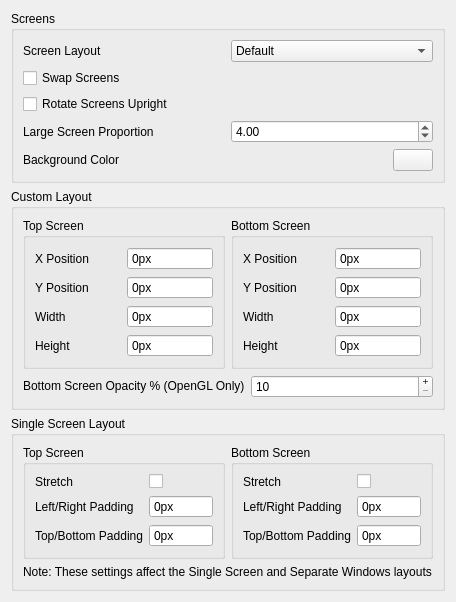
This is src/citra_qt/configuration/configure_layout.ui in rtiangha/bravely-offline-citra as Qt 5 draws it before an edit. The edited form follows.
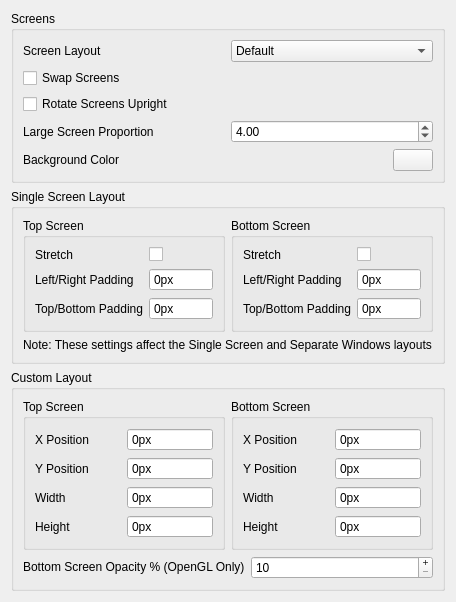
This is the edited form.

Commit message: configure_layout.ui: Reorganize sections

Diff of the .ui file:
```diff
--- a/src/citra_qt/configuration/configure_layout.ui
+++ b/src/citra_qt/configuration/configure_layout.ui
@@ -183,6 +183,168 @@
      </layout>
     </widget>
    </item>
+   <item>
+    <widget class="QGroupBox" name="single_screen_layout_config_group">
+     <property name="minimumSize">
+      <size>
+       <width>0</width>
+       <height>0</height>
+      </size>
+     </property>
+     <property name="title">
+      <string>Single Screen Layout</string>
+     </property>
+     <layout class="QVBoxLayout" name="verticalLayout_5">
+      <item>
+       <layout class="QHBoxLayout" name="horizontalLayout_4">
+        <item>
+         <widget class="QGroupBox" name="gb_top_screen_2">
+          <property name="title">
+           <string>Top Screen</string>
+          </property>
+          <layout class="QGridLayout" name="gridLayout_2">
+           <item row="0" column="0">
+            <widget class="QLabel" name="lb_top_stretch">
+             <property name="text">
+              <string>Stretch</string>
+             </property>
+            </widget>
+           </item>
+           <item row="1" column="1">
+            <widget class="QSpinBox" name="screen_top_leftright_padding">
+             <property name="buttonSymbols">
+              <enum>QAbstractSpinBox::NoButtons</enum>
+             </property>
+             <property name="suffix">
+              <string>px</string>
+             </property>
+             <property name="maximum">
+              <number>2147483647</number>
+             </property>
+            </widget>
+           </item>
+           <item row="1" column="0">
+            <widget class="QLabel" name="lb_top_leftright_padding">
+             <property name="text">
+              <string>Left/Right Padding</string>
+             </property>
+            </widget>
+           </item>
+           <item row="2" column="0">
+            <widget class="QLabel" name="lb_top_topbottom_padding">
+             <property name="text">
+              <string>Top/Bottom Padding</string>
+             </property>
+            </widget>
+           </item>
+           <item row="2" column="1">
+            <widget class="QSpinBox" name="screen_top_topbottom_padding">
+             <property name="buttonSymbols">
+              <enum>QAbstractSpinBox::NoButtons</enum>
+             </property>
+             <property name="suffix">
+              <string>px</string>
+             </property>
+             <property name="maximum">
+              <number>2147483647</number>
+             </property>
+            </widget>
+           </item>
+           <item row="0" column="1">
+            <widget class="QCheckBox" name="screen_top_stretch">
+             <property name="text">
+              <string notr="true"/>
+             </property>
+            </widget>
+           </item>
+          </layout>
+         </widget>
+        </item>
+        <item>
+         <widget class="QGroupBox" name="gb_bottom_screen">
+          <property name="minimumSize">
+           <size>
+            <width>0</width>
+            <height>0</height>
+           </size>
+          </property>
+          <property name="title">
+           <string>Bottom Screen</string>
+          </property>
+          <layout class="QGridLayout" name="gridLayout">
+           <item row="1" column="0">
+            <widget class="QLabel" name="lb_bottom_leftright_padding">
+             <property name="text">
+              <string>Left/Right Padding</string>
+             </property>
+            </widget>
+           </item>
+           <item row="2" column="0">
+            <widget class="QLabel" name="lb_bottom_topbottom_padding">
+             <property name="text">
+              <string>Top/Bottom Padding</string>
+             </property>
+            </widget>
+           </item>
+           <item row="1" column="1">
+            <widget class="QSpinBox" name="screen_bottom_leftright_padding">
+             <property name="buttonSymbols">
+              <enum>QAbstractSpinBox::NoButtons</enum>
+             </property>
+             <property name="suffix">
+              <string>px</string>
+             </property>
+             <property name="maximum">
+              <number>2147483647</number>
+             </property>
+            </widget>
+           </item>
+           <item row="2" column="1">
+            <widget class="QSpinBox" name="screen_bottom_topbottom_padding">
+             <property name="buttonSymbols">
+              <enum>QAbstractSpinBox::NoButtons</enum>
+             </property>
+             <property name="suffix">
+              <string>px</string>
+             </property>
+             <property name="maximum">
+              <number>2147483647</number>
+             </property>
+            </widget>
+           </item>
+           <item row="0" column="0">
+            <widget class="QLabel" name="lb_bottom_stretch">
+             <property name="text">
+              <string>Stretch</string>
+             </property>
+            </widget>
+           </item>
+           <item row="0" column="1">
+            <widget class="QCheckBox" name="screen_bottom_stretch">
+             <property name="text">
+              <string notr="true"/>
+             </property>
+            </widget>
+           </item>
+          </layout>
+         </widget>
+        </item>
+       </layout>
+      </item>
+      <item>
+       <layout class="QHBoxLayout" name="horizontalLayout_2">
+        <item>
+         <widget class="QLabel" name="label">
+          <property name="text">
+           <string>Note: These settings affect the Single Screen and Separate Windows layouts</string>
+          </property>
+         </widget>
+        </item>
+       </layout>
+      </item>
+     </layout>
+    </widget>
+   </item>
    <item>
     <widget class="QGroupBox" name="custom_layout_group">
      <property name="minimumSize">
@@ -410,169 +572,6 @@
      </layout>
     </widget>
    </item>
-   <item>
-    <widget class="QGroupBox" name="single_screen_layout_config_group">
-     <property name="minimumSize">
-      <size>
-       <width>0</width>
-       <height>0</height>
-      </size>
-     </property>
-     <property name="title">
-      <string>Single Screen Layout</string>
-     </property>
-     <layout class="QVBoxLayout" name="verticalLayout_5">
-      <item>
-       <layout class="QHBoxLayout" name="horizontalLayout_4">
-        <item>
-         <widget class="QGroupBox" name="gb_top_screen_2">
-          <property name="title">
-           <string>Top Screen</string>
-          </property>
-          <layout class="QGridLayout" name="gridLayout_2">
-           <item row="0" column="0">
-            <widget class="QLabel" name="lb_top_stretch">
-             <property name="text">
-              <string>Stretch</string>
-             </property>
-            </widget>
-           </item>
-           <item row="1" column="1">
-            <widget class="QSpinBox" name="screen_top_leftright_padding">
-             <property name="buttonSymbols">
-              <enum>QAbstractSpinBox::NoButtons</enum>
-             </property>
-             <property name="suffix">
-              <string>px</string>
-             </property>
-             <property name="maximum">
-              <number>2147483647</number>
-             </property>
-            </widget>
-           </item>
-           <item row="1" column="0">
-            <widget class="QLabel" name="lb_top_leftright_padding">
-             <property name="text">
-              <string>Left/Right Padding</string>
-             </property>
-            </widget>
-           </item>
-           <item row="2" column="0">
-            <widget class="QLabel" name="lb_top_topbottom_padding">
-             <property name="text">
-              <string>Top/Bottom Padding</string>
-             </property>
-            </widget>
-           </item>
-           <item row="2" column="1">
-            <widget class="QSpinBox" name="screen_top_topbottom_padding">
-             <property name="buttonSymbols">
-              <enum>QAbstractSpinBox::NoButtons</enum>
-             </property>
-             <property name="suffix">
-              <string>px</string>
-             </property>
-             <property name="maximum">
-              <number>2147483647</number>
-             </property>
-            </widget>
-           </item>
-           <item row="0" column="1">
-            <widget class="QCheckBox" name="screen_top_stretch">
-             <property name="text">
-              <string notr="true"/>
-             </property>
-            </widget>
-           </item>
-          </layout>
-         </widget>
-        </item>
-        <item>
-         <widget class="QGroupBox" name="gb_bottom_screen">
-          <property name="minimumSize">
-           <size>
-            <width>0</width>
-            <height>0</height>
-           </size>
-          </property>
-          <property name="title">
-           <string>Bottom Screen</string>
-          </property>
-          <layout class="QGridLayout" name="gridLayout">
-           <item row="1" column="0">
-            <widget class="QLabel" name="lb_bottom_leftright_padding">
-             <property name="text">
-              <string>Left/Right Padding</string>
-             </property>
-            </widget>
-           </item>
-           <item row="2" column="0">
-            <widget class="QLabel" name="lb_bottom_topbottom_padding">
-             <property name="text">
-              <string>Top/Bottom Padding</string>
-             </property>
-            </widget>
-           </item>
-           <item row="1" column="1">
-            <widget class="QSpinBox" name="screen_bottom_leftright_padding">
-             <property name="buttonSymbols">
-              <enum>QAbstractSpinBox::NoButtons</enum>
-             </property>
-             <property name="suffix">
-              <string>px</string>
-             </property>
-             <property name="maximum">
-              <number>2147483647</number>
-             </property>
-            </widget>
-           </item>
-           <item row="2" column="1">
-            <widget class="QSpinBox" name="screen_bottom_topbottom_padding">
-             <property name="buttonSymbols">
-              <enum>QAbstractSpinBox::NoButtons</enum>
-             </property>
-             <property name="suffix">
-              <string>px</string>
-             </property>
-             <property name="maximum">
-              <number>2147483647</number>
-             </property>
-            </widget>
-           </item>
-           <item row="0" column="0">
-            <widget class="QLabel" name="lb_bottom_stretch">
-             <property name="text">
-              <string>Stretch</string>
-             </property>
-            </widget>
-           </item>
-           <item row="0" column="1">
-            <widget class="QCheckBox" name="screen_bottom_stretch">
-             <property name="text">
-              <string notr="true"/>
-             </property>
-            </widget>
-           </item>
-          </layout>
-         </widget>
-        </item>
-       </layout>
-      </item>
-      <item>
-       <layout class="QHBoxLayout" name="horizontalLayout_2">
-        <item>
-         <widget class="QLabel" name="label">
-          <property name="text">
-           <string>Note: These settings affect the Single Screen and Separate Windows layouts</string>
-          </property>
-         </widget>
-        </item>
-       </layout>
-      </item>
-     </layout>
->>>>>>> b2607fd99 (citra_qt: Remove scroll bar from Layout and Enhancements tabs):src/citra_qt/configuration/configure_layout.ui
-    </widget>
-   </item>
    <item>
     <spacer name="verticalSpacer">
      <property name="orientation">
```
